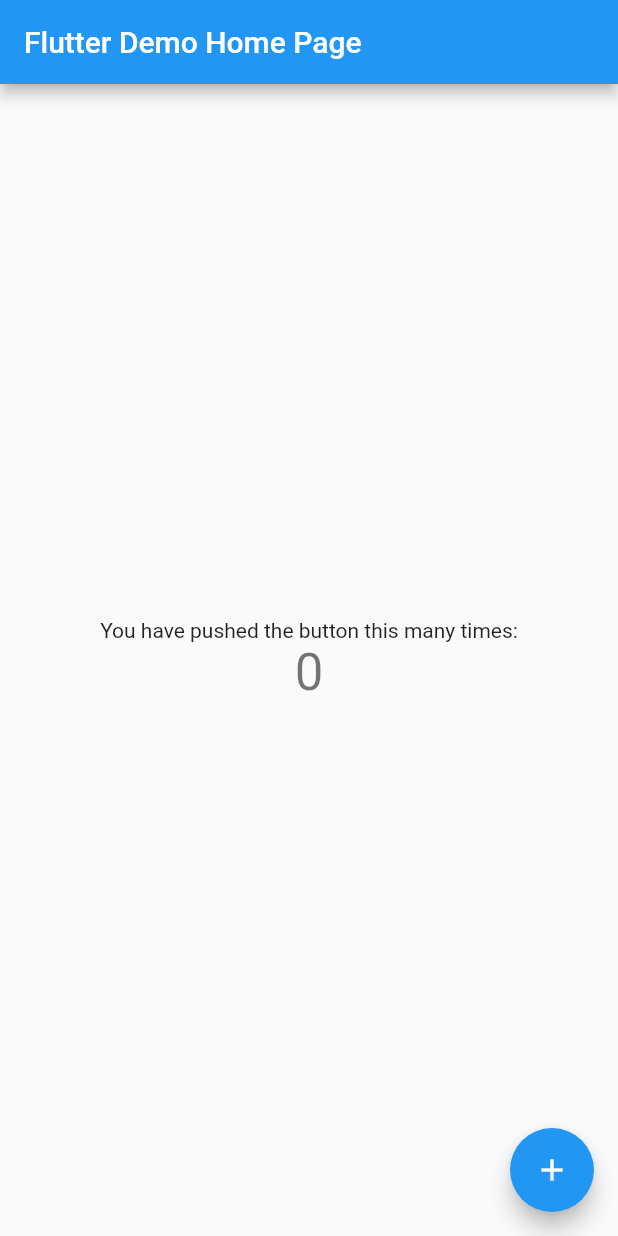
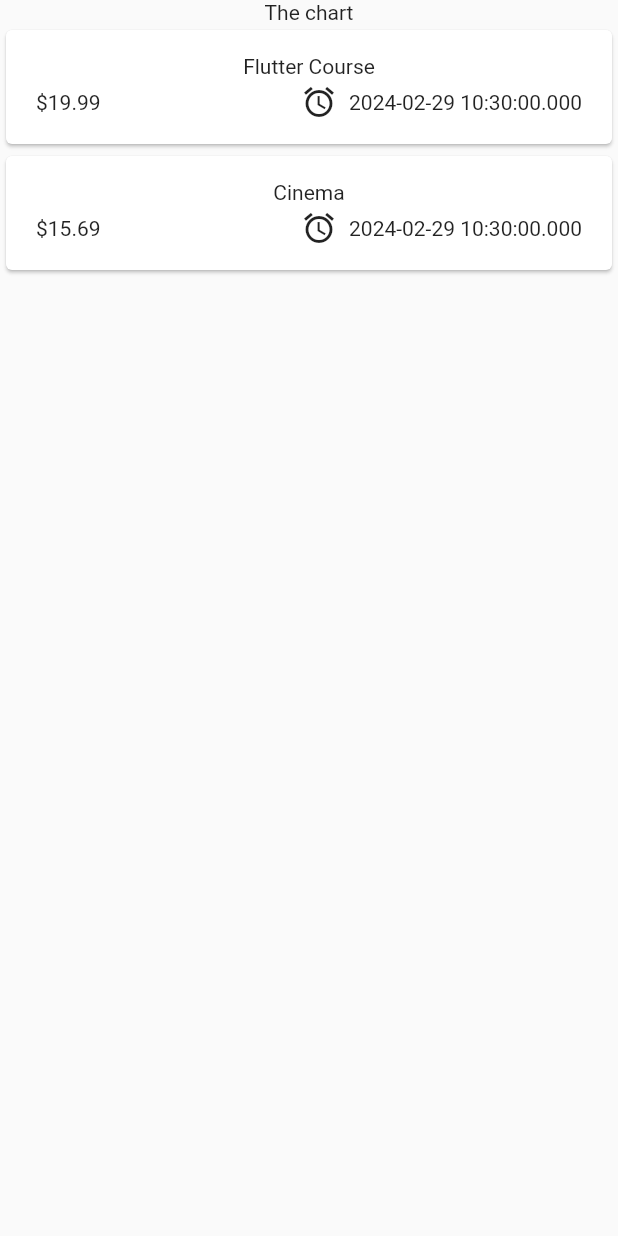
Before and after one commit to binhth-hocmai/flutter-expense-tracker, a Flutter app: the screen it shows after launch, on a phone screen of 412 x 824 dp. Run offline on Flutter 3.47's test engine with Material 2 defaults, Android fonts, the phone set to English and light mode, and no system bars.

Commit message:
feat: flutter day 9

```diff
--- a/lib/main.dart
+++ b/lib/main.dart
@@ -1,4 +1,5 @@
 import 'package:flutter/material.dart';
+import 'package:flutter_expense_tracker/widgets/expenses.dart';
 
 void main() {
   runApp(const MyApp());
@@ -24,92 +25,7 @@ class MyApp extends StatelessWidget {
         // is not restarted.
         primarySwatch: Colors.blue,
       ),
-      home: const MyHomePage(title: 'Flutter Demo Home Page'),
+      home: const Expenses(),
     );
   }
 }
-
-class MyHomePage extends StatefulWidget {
-  const MyHomePage({super.key, required this.title});
-
-  // This widget is the home page of your application. It is stateful, meaning
-  // that it has a State object (defined below) that contains fields that affect
-  // how it looks.
-
-  // This class is the configuration for the state. It holds the values (in this
-  // case the title) provided by the parent (in this case the App widget) and
-  // used by the build method of the State. Fields in a Widget subclass are
-  // always marked "final".
-
-  final String title;
-
-  @override
-  State<MyHomePage> createState() => _MyHomePageState();
-}
-
-class _MyHomePageState extends State<MyHomePage> {
-  int _counter = 0;
-
-  void _incrementCounter() {
-    setState(() {
-      // This call to setState tells the Flutter framework that something has
-      // changed in this State, which causes it to rerun the build method below
-      // so that the display can reflect the updated values. If we changed
-      // _counter without calling setState(), then the build method would not be
-      // called again, and so nothing would appear to happen.
-      _counter++;
-    });
-  }
-
-  @override
-  Widget build(BuildContext context) {
-    // This method is rerun every time setState is called, for instance as done
-    // by the _incrementCounter method above.
-    //
-    // The Flutter framework has been optimized to make rerunning build methods
-    // fast, so that you can just rebuild anything that needs updating rather
-    // than having to individually change instances of widgets.
-    return Scaffold(
-      appBar: AppBar(
-        // Here we take the value from the MyHomePage object that was created by
-        // the App.build method, and use it to set our appbar title.
-        title: Text(widget.title),
-      ),
-      body: Center(
-        // Center is a layout widget. It takes a single child and positions it
-        // in the middle of the parent.
-        child: Column(
-          // Column is also a layout widget. It takes a list of children and
-          // arranges them vertically. By default, it sizes itself to fit its
-          // children horizontally, and tries to be as tall as its parent.
-          //
-          // Invoke "debug painting" (press "p" in the console, choose the
-          // "Toggle Debug Paint" action from the Flutter Inspector in Android
-          // Studio, or the "Toggle Debug Paint" command in Visual Studio Code)
-          // to see the wireframe for each widget.
-          //
-          // Column has various properties to control how it sizes itself and
-          // how it positions its children. Here we use mainAxisAlignment to
-          // center the children vertically; the main axis here is the vertical
-          // axis because Columns are vertical (the cross axis would be
-          // horizontal).
-          mainAxisAlignment: MainAxisAlignment.center,
-          children: <Widget>[
-            const Text(
-              'You have pushed the button this many times:',
-            ),
-            Text(
-              '$_counter',
-              style: Theme.of(context).textTheme.headlineMedium,
-            ),
-          ],
-        ),
-      ),
-      floatingActionButton: FloatingActionButton(
-        onPressed: _incrementCounter,
-        tooltip: 'Increment',
-        child: const Icon(Icons.add),
-      ), // This trailing comma makes auto-formatting nicer for build methods.
-    );
-  }
-}
--- /dev/null
+++ b/lib/models/expense.dart
@@ -0,0 +1,22 @@
+import 'package:uuid/uuid.dart';
+
+const uuid = Uuid();
+
+enum Category {
+  food, travel, leisure, work
+}
+
+class Expense {
+  Expense({
+    required this.title,
+    required this.amount,
+    required this.date,
+    required this.category,
+  }) : id = uuid.v4();
+
+  final String id;
+  final String title;
+  final double amount;
+  final DateTime date;
+  final Category category;
+}
--- /dev/null
+++ b/lib/widgets/expenses.dart
@@ -0,0 +1,43 @@
+import 'package:flutter/material.dart';
+import 'package:flutter_expense_tracker/widgets/expenses_list/expenses_list.dart';
+import 'package:flutter_expense_tracker/models/expense.dart';
+
+class Expenses extends StatefulWidget {
+  const Expenses({super.key});
+
+  @override
+  State<Expenses> createState() {
+    return _ExpensesState();
+  }
+}
+
+class _ExpensesState extends State<Expenses> {
+  final List<Expense> _registeredExpenses = [
+    Expense(
+      title: 'Flutter Course',
+      amount: 19.99,
+      date: DateTime.now(),
+      category: Category.work,
+    ),
+    Expense(
+      title: 'Cinema',
+      amount: 15.69,
+      date: DateTime.now(),
+      category: Category.leisure,
+    ),
+  ];
+
+  @override
+  Widget build(BuildContext context) {
+    return Scaffold(
+      body: Column(
+        children: [
+          const Text('The chart'),
+          Expanded(
+            child: ExpensesList(expenses: _registeredExpenses),
+          ),
+        ],
+      ),
+    );
+  }
+}
--- /dev/null
+++ b/lib/widgets/expenses_list/expenses_item.dart
@@ -0,0 +1,55 @@
+import 'package:flutter/material.dart';
+import 'package:flutter_expense_tracker/models/expense.dart';
+
+class ExpensesItem extends StatelessWidget {
+  const ExpensesItem(this.expense, {super.key});
+
+  final Expense expense;
+
+  @override
+  Widget build(BuildContext context) {
+
+    Icon getIconByCategory(Category category) {
+      switch (category) {
+        case Category.food:
+          return const Icon(Icons.food_bank);
+        case Category.travel:
+          return const Icon(Icons.travel_explore);
+        case Category.leisure:
+          return const Icon(Icons.local_activity);
+        case Category.work:
+          return const Icon(Icons.work);
+        default:
+          return const Icon(Icons.food_bank);
+      }
+    }
+
+    return Card(
+      child: Padding(
+        padding: const EdgeInsets.symmetric(
+          horizontal: 20,
+          vertical: 16,
+        ),
+        child: Column(
+          children: [
+            Text(expense.title),
+            const SizedBox(height: 4),
+            Row(
+              children: [
+                Text('\$${expense.amount.toStringAsFixed(2)}'),
+                const Spacer(),
+                Row(
+                  children: [
+                    const Icon(Icons.alarm),
+                    const SizedBox(width: 8),
+                    Text(expense.date.toString()),
+                  ]
+                ),
+              ],
+            )
+          ],
+        ),
+      ),
+    );
+  }
+}
--- /dev/null
+++ b/lib/widgets/expenses_list/expenses_list.dart
@@ -0,0 +1,23 @@
+import 'package:flutter/material.dart';
+
+import 'package:flutter_expense_tracker/models/expense.dart';
+import 'package:flutter_expense_tracker/widgets/expenses_list/expenses_item.dart';
+
+class ExpensesList extends StatelessWidget {
+  const ExpensesList({
+    super.key,
+    required this.expenses,
+  });
+
+  final List<Expense> expenses;
+
+  @override
+  Widget build(BuildContext context) {
+    return ListView.builder(
+      itemCount: expenses.length,
+      // scrollDirection: Axis.vertical,
+      // shrinkWrap: true,
+      itemBuilder: (ctx, index) => ExpensesItem(expenses[index]),
+    );
+  }
+}
--- a/pubspec.yaml
+++ b/pubspec.yaml
@@ -35,6 +35,7 @@ dependencies:
   # The following adds the Cupertino Icons font to your application.
   # Use with the CupertinoIcons class for iOS style icons.
   cupertino_icons: ^1.0.2
+  uuid: ^4.1.0
 
 dev_dependencies:
   flutter_test:
```
Also changed, not shown: pubspec.lock.
